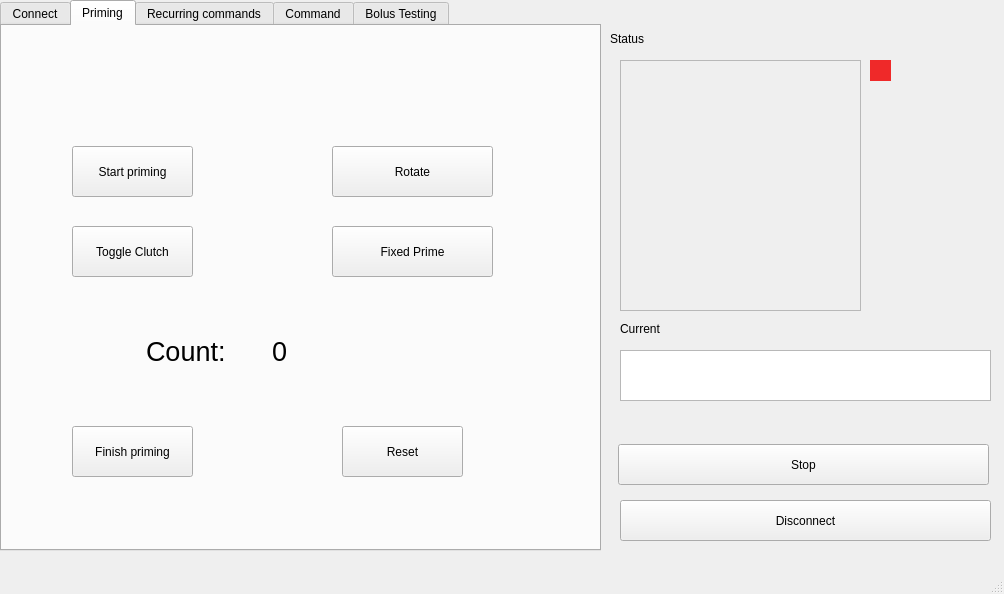
Above: basic.ui from arjun1299/PancreasGUI before the change. Below: the same form after it.
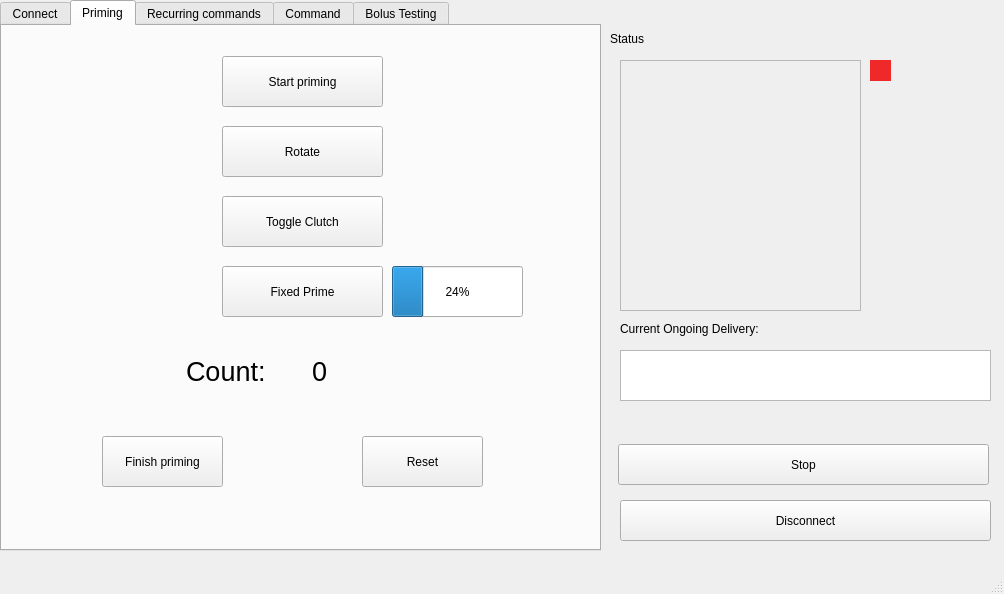
That is the form after the change. The open tabs and pages were chosen to show the change.

Patch:
```diff
--- a/basic.ui
+++ b/basic.ui
@@ -96,9 +96,9 @@
      <widget class="QPushButton" name="startPrimeBtn">
       <property name="geometry">
        <rect>
-        <x>70</x>
-        <y>120</y>
-        <width>121</width>
+        <x>220</x>
+        <y>30</y>
+        <width>161</width>
         <height>51</height>
        </rect>
       </property>
@@ -109,8 +109,8 @@
      <widget class="QPushButton" name="rotateBtn">
       <property name="geometry">
        <rect>
-        <x>330</x>
-        <y>120</y>
+        <x>220</x>
+        <y>100</y>
         <width>161</width>
         <height>51</height>
        </rect>
@@ -122,8 +122,8 @@
      <widget class="QLabel" name="countTxt">
       <property name="geometry">
        <rect>
-        <x>270</x>
-        <y>310</y>
+        <x>310</x>
+        <y>330</y>
         <width>81</width>
         <height>31</height>
        </rect>
@@ -140,8 +140,8 @@
      <widget class="QLabel" name="lblcnt">
       <property name="geometry">
        <rect>
-        <x>144</x>
-        <y>310</y>
+        <x>184</x>
+        <y>330</y>
         <width>111</width>
         <height>31</height>
        </rect>
@@ -158,8 +158,8 @@
      <widget class="QPushButton" name="finishPrimeBtn">
       <property name="geometry">
        <rect>
-        <x>70</x>
-        <y>400</y>
+        <x>100</x>
+        <y>410</y>
         <width>121</width>
         <height>51</height>
        </rect>
@@ -171,8 +171,8 @@
      <widget class="QPushButton" name="fixedPrimeBtn">
       <property name="geometry">
        <rect>
-        <x>330</x>
-        <y>200</y>
+        <x>220</x>
+        <y>240</y>
         <width>161</width>
         <height>51</height>
        </rect>
@@ -184,9 +184,9 @@
      <widget class="QPushButton" name="toggleClutchBtn">
       <property name="geometry">
        <rect>
-        <x>70</x>
-        <y>200</y>
-        <width>121</width>
+        <x>220</x>
+        <y>170</y>
+        <width>161</width>
         <height>51</height>
        </rect>
       </property>
@@ -197,8 +197,8 @@
      <widget class="QPushButton" name="resetBtn">
       <property name="geometry">
        <rect>
-        <x>340</x>
-        <y>400</y>
+        <x>360</x>
+        <y>410</y>
         <width>121</width>
         <height>51</height>
        </rect>
@@ -207,6 +207,19 @@
        <string>Reset</string>
       </property>
      </widget>
+     <widget class="QProgressBar" name="primingBar">
+      <property name="geometry">
+       <rect>
+        <x>390</x>
+        <y>240</y>
+        <width>131</width>
+        <height>51</height>
+       </rect>
+      </property>
+      <property name="value">
+       <number>24</number>
+      </property>
+     </widget>
     </widget>
     <widget class="QWidget" name="RecurringTab">
      <attribute name="title">
@@ -597,12 +610,12 @@
      <rect>
       <x>620</x>
       <y>320</y>
-      <width>67</width>
+      <width>201</width>
       <height>17</height>
      </rect>
     </property>
     <property name="text">
-     <string>Current</string>
+     <string>Current Ongoing Delivery:</string>
     </property>
    </widget>
    <widget class="QLabel" name="connectionStatusLbl">
```
Left out of the diff: 4 changed lines with no effect on the pictures.
